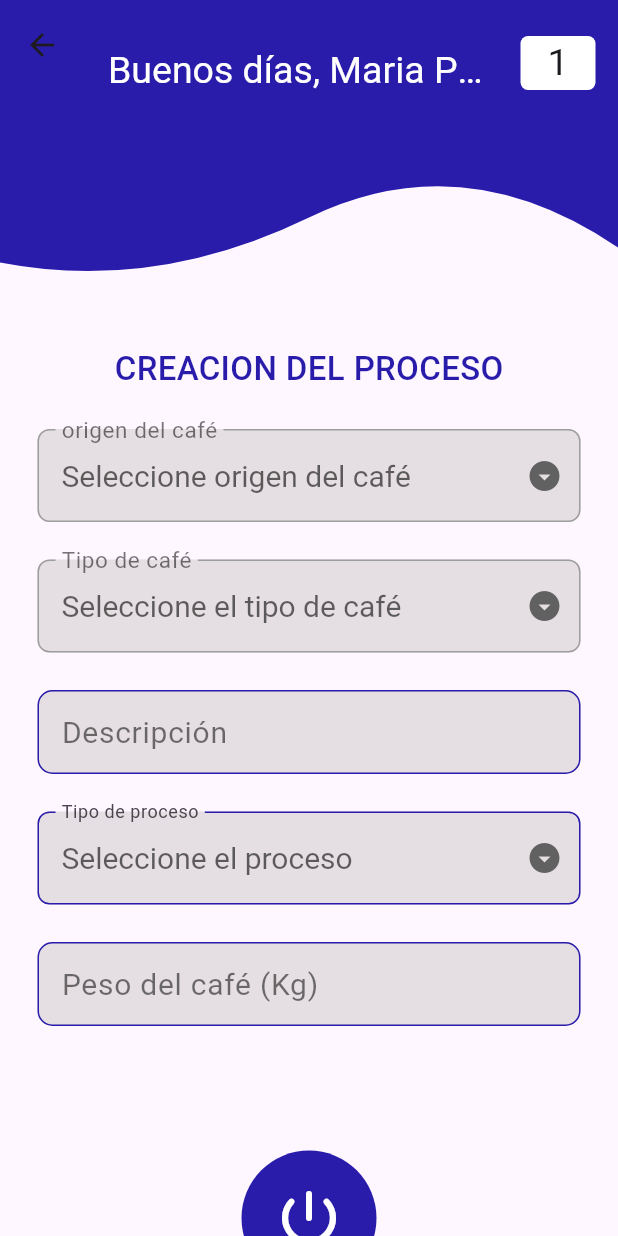
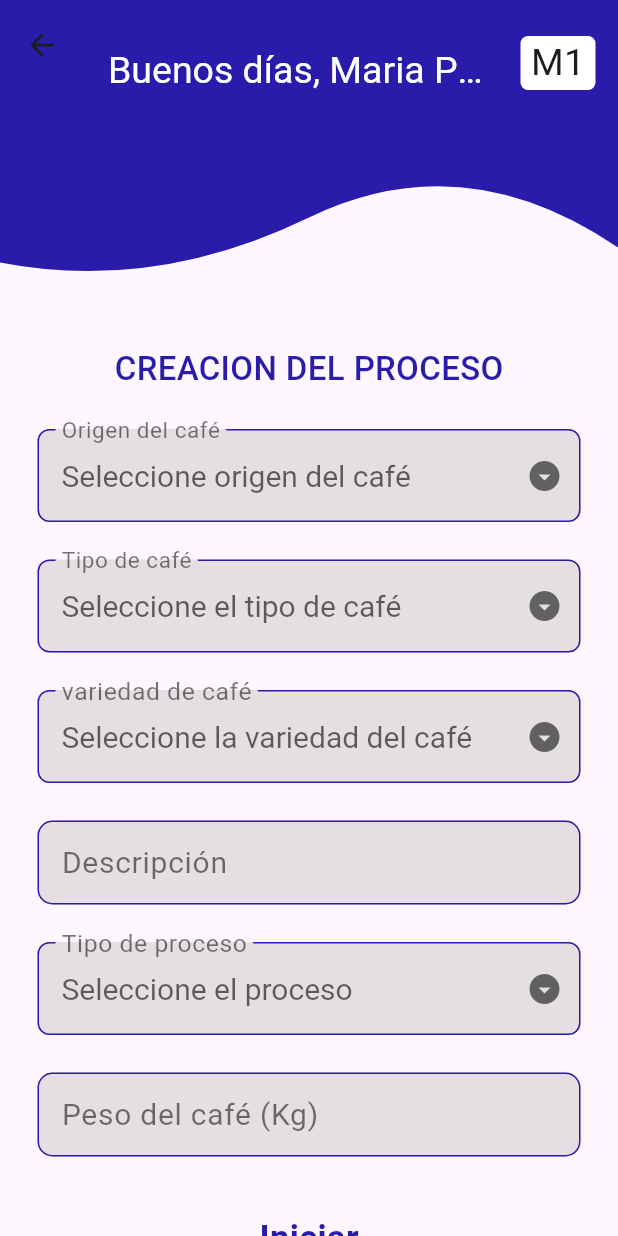
Before and after one commit to ChexTP/appMovilCoffe, a Flutter app: the InformeScreen screen opened directly with empty values, on a phone screen of 412 x 824 dp. Run offline on Flutter 3.47's test engine with Material 3 defaults, Android fonts, the phone set to English and light mode, and no system bars; our stand-ins replace fl_chart, shared_preferences; accounts and stored records are empty.

Commit message:
ajustes en el color de los bordes

```diff
--- a/lib/src/screens/formulario_proceso_screen.dart
+++ b/lib/src/screens/formulario_proceso_screen.dart
@@ -12,14 +12,16 @@ class InformeScreen extends StatefulWidget {
 }
 
 class _InformeScreenState extends State<InformeScreen> {
-  // Listas para opciones de café y procesos.
+  // Listas para opciones de café, procesos y origen
   List<String> tipoCafe = ['Opción 1', 'Opción 2', 'Opción 3'];
   List<String> tipoProceso = ['Opción 1', 'Opción 2', 'Opción 3'];
   List<String> origenCafe = ['Opción 1', 'Opción 2', 'Opción 3'];
+  List<String> variedadCafe = ['Opción 1', 'Opción 2', 'Opción 3'];
 
   String? proceso;
   String? cafe;
   String? origen;
+  String? variedad;
 
   // Clave global para el formulario, usada para la validación y manejo del estado del formulario.
   final _formKey = GlobalKey<FormState>();
@@ -69,7 +71,7 @@ class _InformeScreenState extends State<InformeScreen> {
                   ),
                   child: const Center(
                     child: Text(
-                      "1",
+                      "M1",
                       style: TextStyle(fontSize: 25),
                     ),
                   ),
@@ -106,11 +108,12 @@ class _InformeScreenState extends State<InformeScreen> {
                   autofocus: false,
                   value: origen,
                   style: const TextStyle(
-                    color: Color.fromARGB(255, 185, 182, 182),
+                    color: Color.fromARGB(255, 211, 8, 8),
                     fontSize: 20,
                   ),
                   hint: const Text('Seleccione origen del café'),
-                  items: tipoCafe.map<DropdownMenuItem<String>>((String valor) {
+                  items:
+                      origenCafe.map<DropdownMenuItem<String>>((String valor) {
                     return DropdownMenuItem<String>(
                       value: valor,
                       child: Text(
@@ -125,12 +128,14 @@ class _InformeScreenState extends State<InformeScreen> {
                   decoration: InputDecoration(
                     filled: true,
                     fillColor: const Color.fromARGB(129, 204, 197, 197),
-                    labelText: 'origen del café',
+                    labelText: 'Origen del café',
                     labelStyle:
                         const TextStyle(fontSize: 20, color: Colors.black54),
                     enabledBorder: OutlineInputBorder(
-                      borderSide:
-                          const BorderSide(width: 1.0, color: Colors.grey),
+                      borderSide: const BorderSide(
+                        width: 1.0,
+                        color: Color.fromARGB(255, 41, 28, 171),
+                      ),
                       borderRadius: BorderRadius.circular(8),
                     ),
                     focusedBorder: OutlineInputBorder(
@@ -174,8 +179,57 @@ class _InformeScreenState extends State<InformeScreen> {
                     labelStyle:
                         const TextStyle(fontSize: 20, color: Colors.black54),
                     enabledBorder: OutlineInputBorder(
-                      borderSide:
-                          const BorderSide(width: 1.0, color: Colors.grey),
+                      borderSide: const BorderSide(
+                        width: 1.0,
+                        color: Color.fromARGB(255, 41, 28, 171),
+                      ),
+                      borderRadius: BorderRadius.circular(8),
+                    ),
+                    focusedBorder: OutlineInputBorder(
+                      borderSide: const BorderSide(
+                        color: Color.fromARGB(255, 41, 28, 171),
+                        width: 1.0,
+                      ),
+                      borderRadius: BorderRadius.circular(10),
+                    ),
+                  ),
+                ),
+                const SizedBox(height: 25),
+
+                DropdownButtonFormField<String>(
+                  icon: const Icon(Icons.arrow_drop_down_circle_sharp),
+                  borderRadius: BorderRadius.circular(8),
+                  autofocus: false,
+                  value: cafe,
+                  style: const TextStyle(
+                    color: Color.fromARGB(255, 185, 182, 182),
+                    fontSize: 20,
+                  ),
+                  hint: const Text('Seleccione la variedad del café'),
+                  items: variedadCafe
+                      .map<DropdownMenuItem<String>>((String valor) {
+                    return DropdownMenuItem<String>(
+                      value: valor,
+                      child: Text(
+                        valor,
+                        style: const TextStyle(
+                            fontSize: 14, color: Colors.black54),
+                      ),
+                    );
+                  }).toList(),
+                  onChanged:
+                      onChanged, // Función que maneja el cambio de valor.
+                  decoration: InputDecoration(
+                    filled: true,
+                    fillColor: const Color.fromARGB(129, 204, 197, 197),
+                    labelText: 'variedad de café',
+                    labelStyle:
+                        const TextStyle(fontSize: 22, color: Colors.black54),
+                    enabledBorder: OutlineInputBorder(
+                      borderSide: const BorderSide(
+                        width: 1.0,
+                        color: Color.fromARGB(255, 41, 28, 171),
+                      ),
                       borderRadius: BorderRadius.circular(8),
                     ),
                     focusedBorder: OutlineInputBorder(
@@ -249,6 +303,8 @@ class _InformeScreenState extends State<InformeScreen> {
                     filled: true,
                     fillColor: const Color.fromARGB(129, 204, 197, 197),
                     labelText: 'Tipo de proceso',
+                    labelStyle:
+                        const TextStyle(fontSize: 22, color: Colors.black54),
                     enabledBorder: OutlineInputBorder(
                       borderSide: const BorderSide(
                         width: 1.0,
@@ -258,7 +314,7 @@ class _InformeScreenState extends State<InformeScreen> {
                     ),
                     focusedBorder: OutlineInputBorder(
                       borderSide: const BorderSide(
-                        color: Color.fromARGB(255, 185, 182, 182),
+                        color: Color.fromARGB(255, 41, 28, 171),
                         width: 1.0,
                       ),
                       borderRadius: BorderRadius.circular(10),
@@ -298,20 +354,24 @@ class _InformeScreenState extends State<InformeScreen> {
                     border: OutlineInputBorder(
                       borderRadius: BorderRadius.circular(10),
                       borderSide: const BorderSide(
-                        color: Color.fromARGB(255, 185, 182, 182),
+                        color: const Color.fromARGB(255, 41, 28, 171),
                         width: 1.0,
                       ),
                     ),
                   ),
                 ),
+
                 Padding(
                   padding: const EdgeInsets.all(8.0),
                   child: SizedBox(
                     width: 90,
-                    child: CircleAvatar(
+                    child: Stack(
+                      alignment: Alignment.center,
+                      children: [
+                        CircleAvatar(
                           radius: 120,
-                      backgroundColor: const Color.fromARGB(255, 41, 28, 171),
-                      child: Center(
+                          backgroundColor:
+                              const Color.fromARGB(255, 41, 28, 171),
                           child: IconButton(
                             onPressed: () {},
                             icon: const Icon(
@@ -321,6 +381,18 @@ class _InformeScreenState extends State<InformeScreen> {
                             ),
                           ),
                         ),
+                        Positioned(
+                          top: 30,
+                          child: Text(
+                            'Iniciar',
+                            style: TextStyle(
+                              fontSize: 23,
+                              color: const Color.fromARGB(255, 41, 28, 171),
+                              fontWeight: FontWeight.bold,
+                            ),
+                          ),
+                        ),
+                      ],
                     ),
                   ),
                 ),
```
Lines whose indentation alone changed are shown as unchanged.
